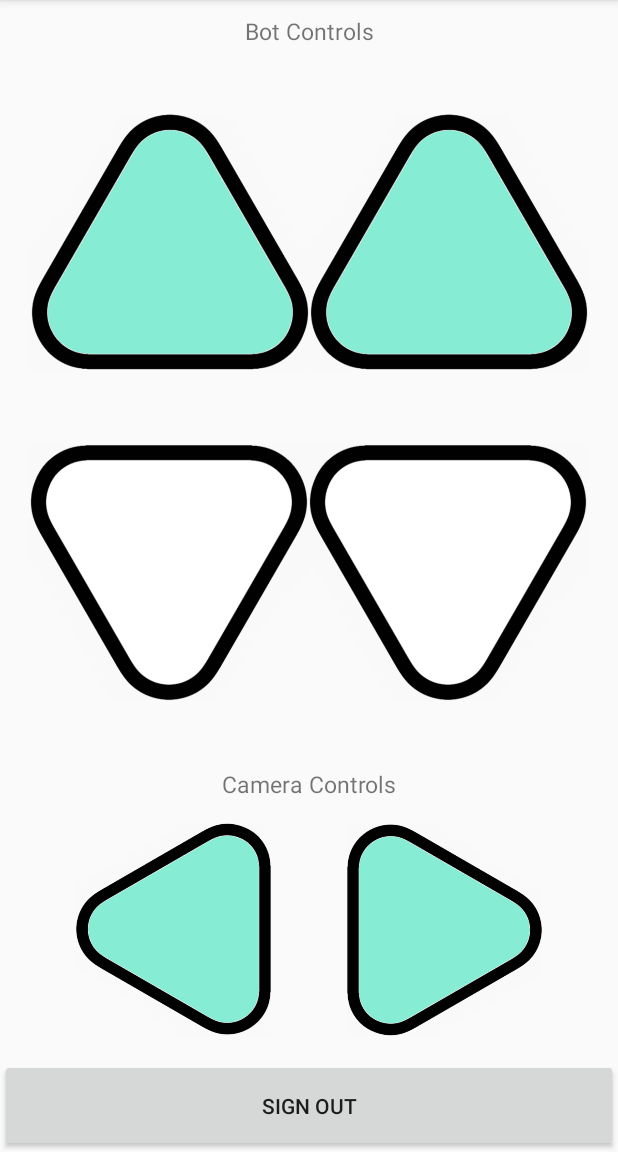
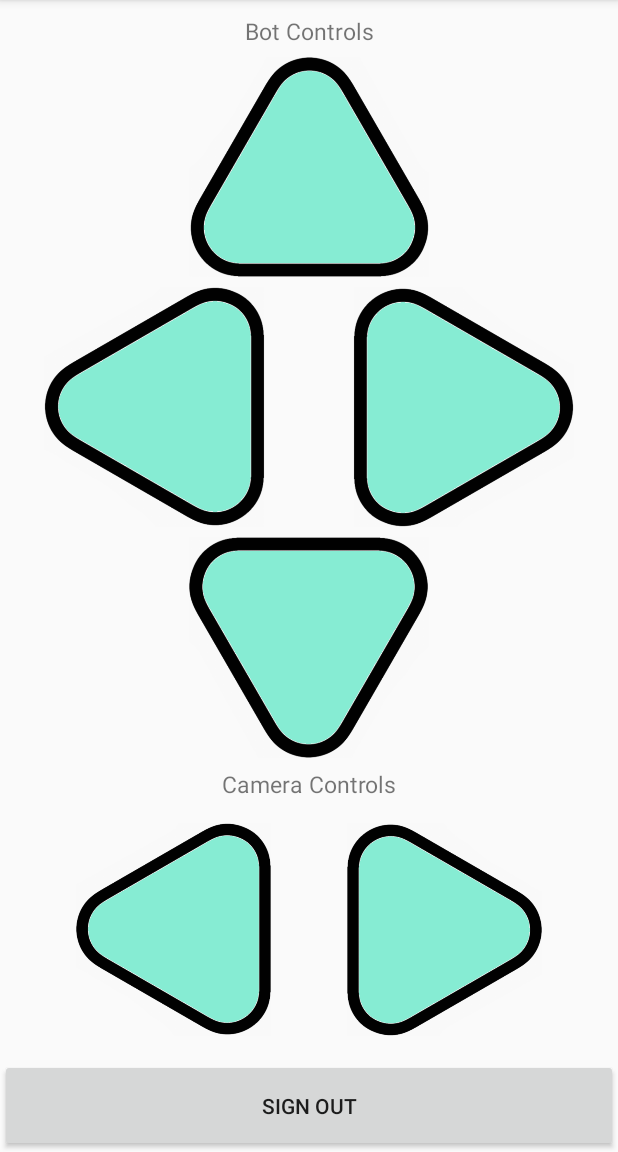
Before and after one commit to tezansahu/ITSP-TechnoVision, an Android app: the A2_Remote screen opened directly, with no data from a screen before it, on a phone screen of 412 x 824 dp, the part 84-1236 px from its top. Run offline under Robolectric (Android 15) with nearby library versions, the phone set to English and light mode, and no system bars.

Commit message:
Bot control layout added

```diff
--- a/Bot_Controller/app/build.gradle
+++ b/Bot_Controller/app/build.gradle
@@ -26,4 +26,5 @@ dependencies {
     //androidTestImplementation 'com.android.support.test:runner:1.0.2'
     androidTestImplementation 'com.android.support.test.espresso:espresso-core:2.2.2'
     implementation files('libs/jtds-1.2.5.jar')
+    api 'com.koushikdutta.ion:ion:2.+'
 }
--- a/Bot_Controller/app/src/main/AndroidManifest.xml
+++ b/Bot_Controller/app/src/main/AndroidManifest.xml
@@ -9,14 +9,13 @@
         android:roundIcon="@mipmap/ic_launcher_round"
         android:supportsRtl="true"
         android:theme="@style/AppTheme">
-        <activity android:name=".MainActivity">
+        <activity android:name=".A1_Login">
             <intent-filter>
                 <action android:name="android.intent.action.MAIN" />
 
                 <category android:name="android.intent.category.LAUNCHER" />
             </intent-filter>
         </activity>
-        <activity android:name=".A1_Login" />
         <activity android:name=".A2_Remote" />
         <activity android:name=".A3_BluetoothList"></activity>
     </application>
--- a/Bot_Controller/app/src/main/java/com/example/shaurya/bot_controller/A2_Remote.java
+++ b/Bot_Controller/app/src/main/java/com/example/shaurya/bot_controller/A2_Remote.java
@@ -1,7 +1,11 @@
 package com.example.shaurya.bot_controller;
 
+import android.content.Intent;
 import android.support.v7.app.AppCompatActivity;
 import android.os.Bundle;
+import android.view.View;
+import android.widget.ImageView;
+import android.widget.Toast;
 
 public class A2_Remote extends AppCompatActivity {
 
@@ -9,5 +13,64 @@ public class A2_Remote extends AppCompatActivity {
     protected void onCreate(Bundle savedInstanceState) {
         super.onCreate(savedInstanceState);
         setContentView(R.layout.activity_a2__remote);
+        ImageView up_image = (ImageView) findViewById(R.id.imageup);
+        ImageView left_image = (ImageView) findViewById(R.id.imageleft);
+        ImageView right_image = (ImageView) findViewById(R.id.imageright);
+        ImageView down_image = (ImageView) findViewById(R.id.imagedown);
+        ImageView servoleft_image = (ImageView) findViewById(R.id.servoleft);
+        ImageView servoright_image = (ImageView) findViewById(R.id.servoright);
+
+
+        up_image.setOnClickListener(new View.OnClickListener() {
+            @Override
+            public void onClick(View view) {
+                Toast.makeText(A2_Remote.this, "YOu clicked up", Toast.LENGTH_SHORT).show();
+            }
+        });
+        left_image.setOnClickListener(new View.OnClickListener() {
+            @Override
+            public void onClick(View view) {
+                Toast.makeText(A2_Remote.this, "YOu clicked left", Toast.LENGTH_SHORT).show();
+            }
+        });
+        right_image.setOnClickListener(new View.OnClickListener() {
+            @Override
+            public void onClick(View view) {
+                Toast.makeText(A2_Remote.this, "YOu clicked right", Toast.LENGTH_SHORT).show();
+            }
+        });
+        down_image.setOnClickListener(new View.OnClickListener() {
+            @Override
+            public void onClick(View view) {
+                Toast.makeText(A2_Remote.this, "YOu clicked down", Toast.LENGTH_SHORT).show();
+            }
+        });
+        servoleft_image.setOnClickListener(new View.OnClickListener() {
+            @Override
+            public void onClick(View view) {
+                Toast.makeText(A2_Remote.this, "YOu clicked servoleft", Toast.LENGTH_SHORT).show();
+            }
+        });
+        servoright_image.setOnClickListener(new View.OnClickListener() {
+            @Override
+            public void onClick(View view) {
+                Toast.makeText(A2_Remote.this, "YOu clicked servoright", Toast.LENGTH_SHORT).show();
+            }
+        });
+
+
+
+
+    }
+
+    @Override
+    public void onBackPressed() {
+        super.onBackPressed();
+    }
+
+    public void A2_signout(View view) {
+        Intent intent = new Intent(this,A1_Login.class);
+        startActivity(intent);
+
     }
 }
--- a/Bot_Controller/app/src/main/res/layout/activity_a1__login.xml
+++ b/Bot_Controller/app/src/main/res/layout/activity_a1__login.xml
@@ -43,6 +43,6 @@
     <Button
         android:layout_width="match_parent"
         android:layout_height="wrap_content"
-        android:onClick="A1_fun_login"
+        android:onClick="clicklogin"
         android:text="Login" />
 </LinearLayout>
--- a/Bot_Controller/app/src/main/res/layout/activity_a2__remote.xml
+++ b/Bot_Controller/app/src/main/res/layout/activity_a2__remote.xml
@@ -30,21 +30,10 @@
 
             <ImageView
                 android:layout_width="0dp"
+                android:id="@+id/imageup"
                 android:layout_height="wrap_content"
                 android:layout_weight="1"
-                android:paddingLeft="20dp"
-                android:paddingTop="20dp"
                 android:src="@drawable/up_clicked" />
-
-            <ImageView
-                android:layout_width="0dp"
-                android:layout_height="wrap_content"
-                android:layout_weight="1"
-                android:paddingRight="20dp"
-                android:paddingTop="20dp"
-                android:src="@drawable/up_clicked" />
-
-
         </LinearLayout>
 
         <LinearLayout
@@ -55,21 +44,37 @@
 
             <ImageView
                 android:layout_width="0dp"
+                android:id="@+id/imageleft"
+
                 android:layout_height="wrap_content"
                 android:layout_weight="1"
-                android:paddingBottom="20dp"
-                android:paddingLeft="20dp"
-                android:src="@drawable/down" />
+
+                android:src="@drawable/left_clicked" />
 
             <ImageView
                 android:layout_width="0dp"
                 android:layout_height="wrap_content"
                 android:layout_weight="1"
-                android:paddingBottom="20dp"
-                android:paddingRight="20dp"
-                android:src="@drawable/down" />
+                android:id="@+id/imageright"
+
+                android:src="@drawable/right_clicked" />
 
 
+        </LinearLayout>
+        <LinearLayout
+            android:layout_width="match_parent"
+            android:layout_height="0dp"
+            android:layout_weight="1"
+            android:orientation="horizontal">
+
+            <ImageView
+                android:layout_width="0dp"
+                android:layout_height="wrap_content"
+                android:layout_weight="1"
+                android:id="@+id/imagedown"
+
+
+                android:src="@drawable/down_clicked" />
         </LinearLayout>
 
     </LinearLayout>
@@ -96,6 +101,7 @@
             <ImageView
                 android:layout_width="0dp"
                 android:layout_height="wrap_content"
+                android:id="@+id/servoleft"
                 android:layout_weight="1"
                 android:paddingBottom="15dp"
                 android:paddingLeft="25dp"
@@ -105,6 +111,7 @@
             <ImageView
                 android:layout_width="0dp"
                 android:layout_height="wrap_content"
+                android:id="@+id/servoright"
                 android:layout_weight="1"
                 android:paddingBottom="15dp"
                 android:paddingRight="25dp"
@@ -117,7 +124,7 @@
             android:layout_width="match_parent"
             android:layout_height="0dp"
             android:layout_weight="2.5"
-            android:onClick="A2_fun_signout"
+            android:onClick="A2_signout"
             android:text="Sign Out" />
     </LinearLayout>
 
--- a/Bot_Controller/app/src/main/res/layout/activity_a3__bluetooth_list.xml
+++ b/Bot_Controller/app/src/main/res/layout/activity_a3__bluetooth_list.xml
@@ -29,9 +29,5 @@
 
     </LinearLayout>
 
-    <Button
-        android:layout_width="match_parent"
-        android:layout_height="wrap_content"
-        android:onClick="A3_fun_connect"
-        android:text="Connect" />
+
 </LinearLayout>
--- a/StudentApp/app/src/main/java/technovision/itsp/studentapp/MainActivity.java
+++ b/StudentApp/app/src/main/java/technovision/itsp/studentapp/MainActivity.java
@@ -45,7 +45,8 @@ public class MainActivity extends AppCompatActivity {
                     @Override
                     public void onCompleted(Exception e, String result) {
                         Log.d("ion debug", "connection successful");
-                        processdata(result);
+                        if (result.isEmpty()) {Toast.makeText(MainActivity.this,"Unable to connect, please try later",Toast.LENGTH_LONG).show();}
+                        else processdata(result);
                     }
                 });
     }
```
Also changed, not shown: Bot_Controller/app/src/main/java/com/example/shaurya/bot_controller/A1_Login.java (+95 -0 lines), Bot_Controller/app/src/main/java/com/example/shaurya/bot_controller/A3_BluetoothList.java (+30 -0 lines).
